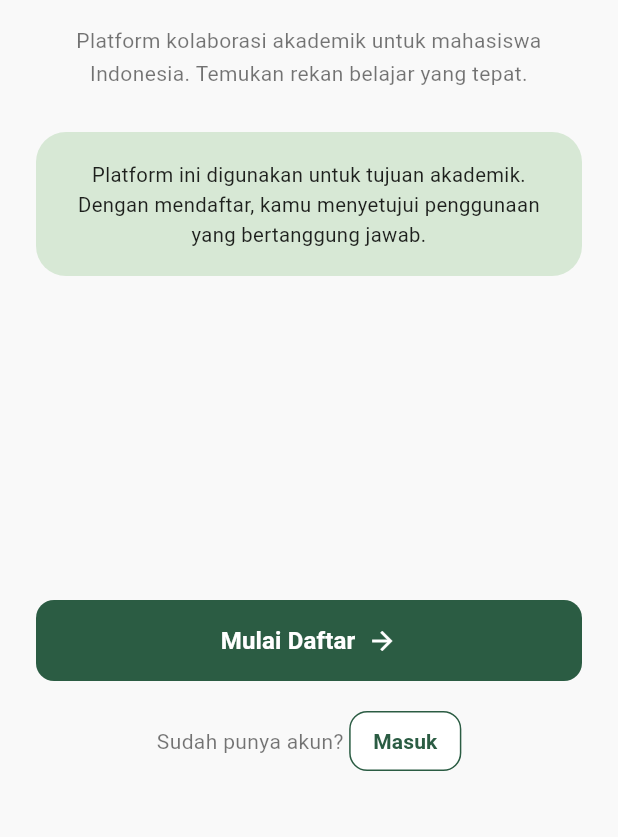
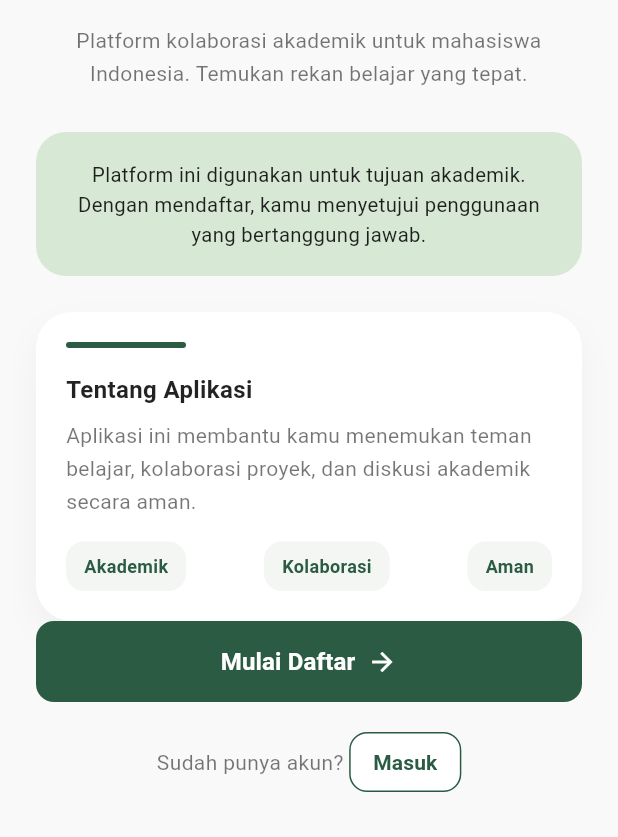
Before and after one commit to Sam42-maker/EduConnect, a Flutter app: the screen it shows after launch, on a phone screen of 412 x 824 dp, the part 399-1236 px from its top. Run offline on Flutter 3.47's test engine with Material 3 defaults, Android fonts, the phone set to English and light mode, and no system bars.

Commit message:
Update 1

```diff
--- a/Frontend/lib/screens/onboarding/welcome_screen.dart
+++ b/Frontend/lib/screens/onboarding/welcome_screen.dart
@@ -62,6 +62,64 @@ class WelcomeScreen extends StatelessWidget {
                   ),
                 ),
               ),
+              const SizedBox(height: 24),
+
+              // Footer card ala desain Figma dengan bar indikator di atas
+              Container(
+                width: double.infinity,
+                padding: const EdgeInsets.all(20),
+                decoration: BoxDecoration(
+                  color: Colors.white,
+                  borderRadius: BorderRadius.circular(24),
+                  boxShadow: [
+                    BoxShadow(
+                      color: Colors.black.withOpacity(0.04),
+                      blurRadius: 18,
+                      offset: const Offset(0, 10),
+                    ),
+                  ],
+                ),
+                child: Column(
+                  crossAxisAlignment: CrossAxisAlignment.start,
+                  children: [
+                    Container(
+                      height: 4,
+                      width: 80,
+                      decoration: BoxDecoration(
+                        color: const Color(0xFF2B5C43),
+                        borderRadius: BorderRadius.circular(100),
+                      ),
+                    ),
+                    const SizedBox(height: 16),
+                    const Text(
+                      'Tentang Aplikasi',
+                      style: TextStyle(
+                        fontSize: 16,
+                        fontWeight: FontWeight.bold,
+                        color: Colors.black87,
+                      ),
+                    ),
+                    const SizedBox(height: 8),
+                    const Text(
+                      'Aplikasi ini membantu kamu menemukan teman belajar, kolaborasi proyek, dan diskusi akademik secara aman.',
+                      style: TextStyle(
+                        fontSize: 14,
+                        color: Colors.black54,
+                        height: 1.6,
+                      ),
+                    ),
+                    const SizedBox(height: 16),
+                    Row(
+                      mainAxisAlignment: MainAxisAlignment.spaceBetween,
+                      children: [
+                        _buildFooterTag('Akademik'),
+                        _buildFooterTag('Kolaborasi'),
+                        _buildFooterTag('Aman'),
+                      ],
+                    ),
+                  ],
+                ),
+              ),
               const Spacer(),
 
               CustomButton(
@@ -123,4 +181,22 @@ class WelcomeScreen extends StatelessWidget {
       ),
     );
   }
+
+  Widget _buildFooterTag(String label) {
+    return Container(
+      padding: const EdgeInsets.symmetric(horizontal: 12, vertical: 8),
+      decoration: BoxDecoration(
+        color: const Color(0xFFF3F6F2),
+        borderRadius: BorderRadius.circular(12),
+      ),
+      child: Text(
+        label,
+        style: const TextStyle(
+          fontSize: 12,
+          fontWeight: FontWeight.bold,
+          color: Color(0xFF2B5C43),
+        ),
+      ),
+    );
+  }
 }
```
